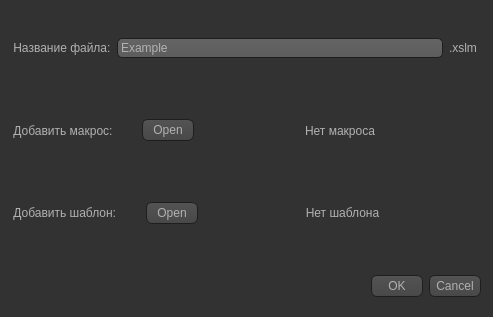
Old version of the form assets/chooseDialog.ui in the repository JuustR/IIC.
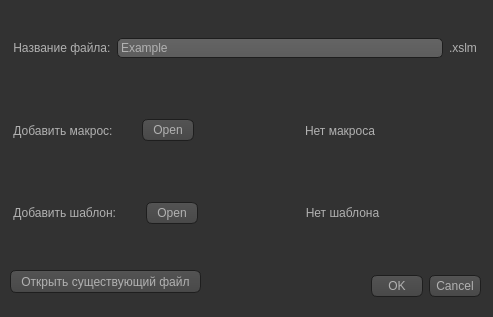
New version of the form. Icons and pictures are not drawn.

What changed in the file:
```diff
--- a/assets/chooseDialog.ui
+++ b/assets/chooseDialog.ui
@@ -1248,6 +1248,19 @@
     </item>
    </layout>
   </widget>
+  <widget class="QPushButton" name="open_ex_file">
+   <property name="geometry">
+    <rect>
+     <x>10</x>
+     <y>270</y>
+     <width>191</width>
+     <height>23</height>
+    </rect>
+   </property>
+   <property name="text">
+    <string>Открыть существующий файл</string>
+   </property>
+  </widget>
  </widget>
  <tabstops>
   <tabstop>FileNameLE</tabstop>
```
